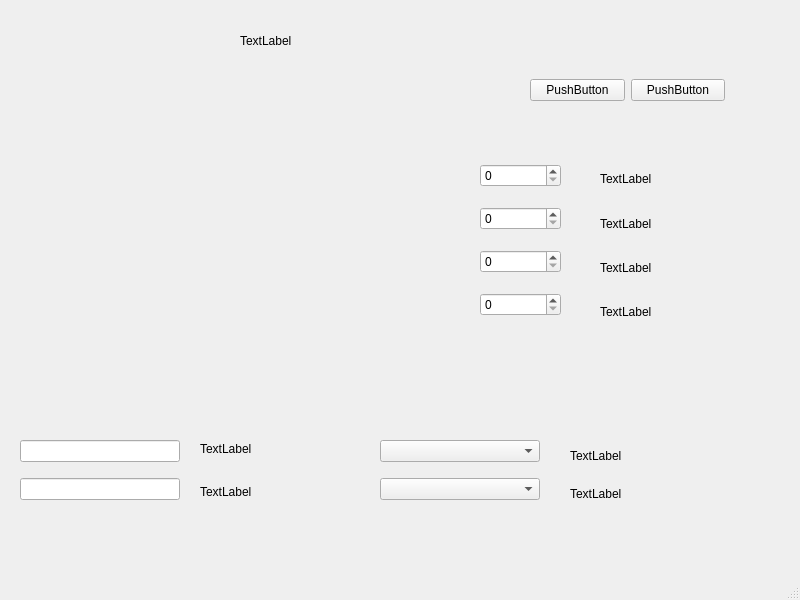
Qt form Milestone_2GUI/mainwindow.ui (JoeDictionary/neuron) before a commit.
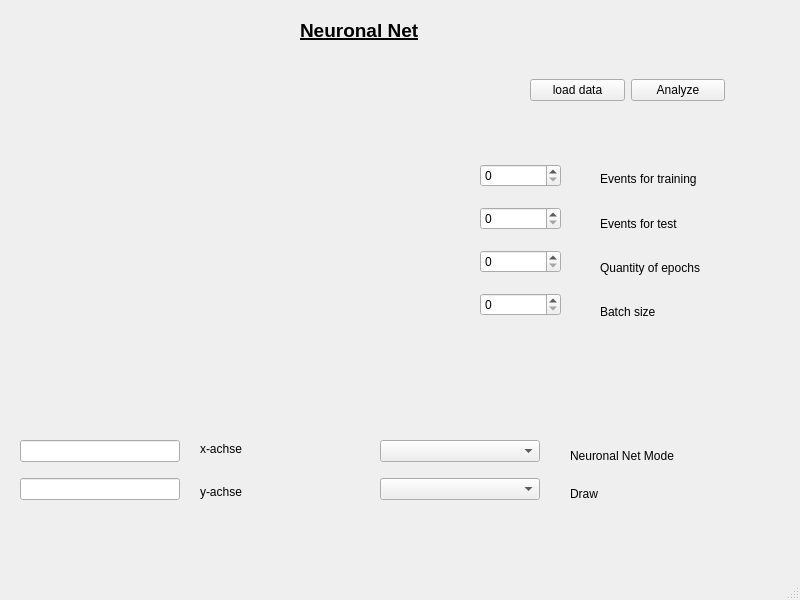
The same form after that commit. Custom widgets are drawn as their Qt base class.

What changed in the file:
```diff
--- a/Milestone_2GUI/mainwindow.ui
+++ b/Milestone_2GUI/mainwindow.ui
@@ -17,14 +17,23 @@
    <widget class="QLabel" name="label">
     <property name="geometry">
      <rect>
-      <x>240</x>
-      <y>20</y>
-      <width>211</width>
+      <x>300</x>
+      <y>10</y>
+      <width>191</width>
       <height>41</height>
      </rect>
     </property>
+    <property name="font">
+     <font>
+      <family>Arial</family>
+      <pointsize>14</pointsize>
+      <weight>75</weight>
+      <bold>true</bold>
+      <underline>true</underline>
+     </font>
+    </property>
     <property name="text">
-     <string>TextLabel</string>
+     <string>Neuronal Net</string>
     </property>
    </widget>
    <widget class="QWidget" name="verticalLayoutWidget">
@@ -64,14 +73,14 @@
      <item>
       <widget class="QPushButton" name="pushButton">
        <property name="text">
-        <string>PushButton</string>
+        <string>load data</string>
        </property>
       </widget>
      </item>
      <item>
       <widget class="QPushButton" name="pushButton_2">
        <property name="text">
-        <string>PushButton</string>
+        <string>Analyze</string>
        </property>
       </widget>
      </item>
@@ -108,28 +117,28 @@
      <item>
       <widget class="QLabel" name="label_2">
        <property name="text">
-        <string>TextLabel</string>
+        <string>Events for training</string>
        </property>
       </widget>
      </item>
      <item>
       <widget class="QLabel" name="label_3">
        <property name="text">
-        <string>TextLabel</string>
+        <string>Events for test</string>
        </property>
       </widget>
      </item>
      <item>
       <widget class="QLabel" name="label_4">
        <property name="text">
-        <string>TextLabel</string>
+        <string>Quantity of epochs</string>
        </property>
       </widget>
      </item>
      <item>
       <widget class="QLabel" name="label_5">
        <property name="text">
-        <string>TextLabel</string>
+        <string>Batch size</string>
        </property>
       </widget>
      </item>
@@ -148,14 +157,14 @@
      <item>
       <widget class="QLabel" name="label_6">
        <property name="text">
-        <string>TextLabel</string>
+        <string>Neuronal Net Mode</string>
        </property>
       </widget>
      </item>
      <item>
       <widget class="QLabel" name="label_7">
        <property name="text">
-        <string>TextLabel</string>
+        <string>Draw</string>
        </property>
       </widget>
      </item>
@@ -174,14 +183,14 @@
      <item>
       <widget class="QLabel" name="label_8">
        <property name="text">
-        <string>TextLabel</string>
+        <string>x-achse</string>
        </property>
       </widget>
      </item>
      <item>
       <widget class="QLabel" name="label_9">
        <property name="text">
-        <string>TextLabel</string>
+        <string>y-achse</string>
        </property>
       </widget>
      </item>
```
Left out of the diff: 3 changed lines with no effect on the pictures.
